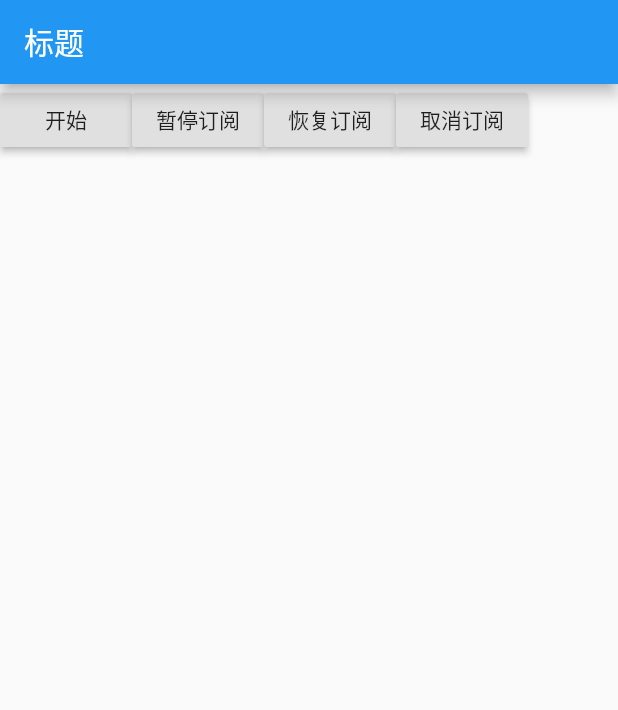
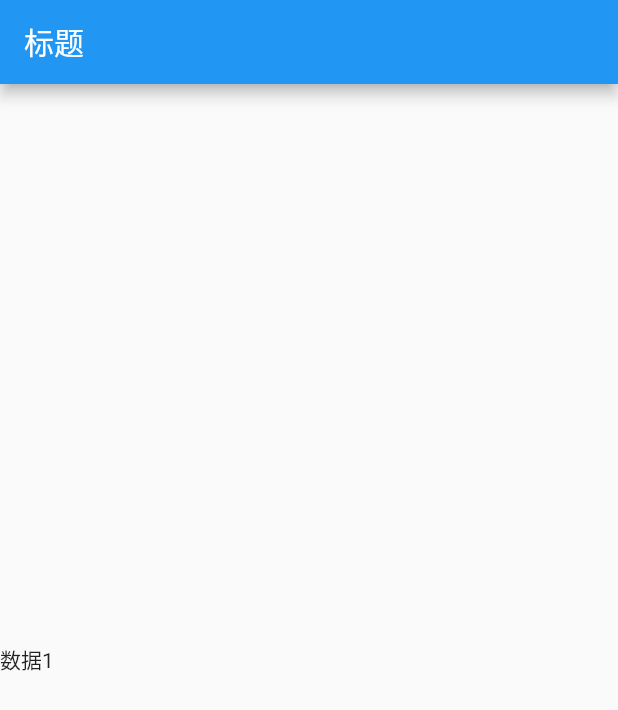
Before and after one commit to xieyalong/flutter_app, a Flutter app: the screen it shows after launch, on a phone screen of 412 x 824 dp. Shown: the top 710 px of the screen. Run offline on Flutter 3.47's test engine with Material 2 defaults, Android fonts, the phone set to English and light mode, and no system bars.

Commit message:
在家19-5-26

```diff
--- a/lib/flutter/PageStream1.dart
+++ b/lib/flutter/PageStream1.dart
@@ -1,4 +1,3 @@
-import 'dart:async';
 import 'package:flutter/material.dart';
 import 'package:intl/intl.dart';
 import 'UserModel.dart';
@@ -9,74 +8,36 @@ class PageStream1 extends StatefulWidget{
   }
 }
 class PageStream1State extends State<PageStream1>{
-  /*
-  导入import 'dart:async';
-  功能：暂停，恢复，取消监听
-   */
-  StreamSubscription _streamSubscription;
-  void initStream(){
-    print('启动stream');
+  String _str='';
+  @override
+  void initState() {
+    super.initState();
+//进入页面的时候把数据放到stream里面
     Stream<String> _stream=Stream.fromFuture(getData());
-    /*
-    Stream监听数据 获取getDate里面的数据
-    onData：获取的数据
-    onDone:获取完毕
-    onError：错误处理
-     */
-    _streamSubscription= _stream.listen(onData,onError:onError,onDone:onDone );
+    //监听数据 获取getDate里面的数据
+    _stream.listen(onData);
   }
-  //从网络上获取的数据
+  //数据源
   Future<String> getData()async {
-    //延迟3秒后会在stream上出现一个数据
-    await Future.delayed(Duration(seconds: 5));
+    //延迟3秒后会在stream上出现一个数据  定时器
+    await Future.delayed(Duration(seconds: 3));
     return '数据1';
-//    throw '错误';
   }
-  //输出数据
+  //获取数据
   void  onData(String data){
+    _str=data;
+    setState(() {});
     print(data);
   }
-  void onError(error){
-    print('error=${error}');
-  }
 
-  void onDone(){
-    print('onDone');
-  }
   @override
   Widget build(BuildContext context) {
     return  Scaffold(
-      body: Container(
-        child:Row(
-          children: <Widget>[
-            RaisedButton(onPressed: (){
-              initStream();
-            },
-              child: Text('开始'),
-            ),
-            RaisedButton(
-                onPressed:(){
-                  print('暂停订阅');
-                  _streamSubscription.pause();
-                },
-                child:Text('暂停订阅')
-            ),
-            RaisedButton(
-                onPressed:(){
-                  print('恢复订阅');
-                  _streamSubscription.resume();
-                },
-                child:Text('恢复订阅')
-            ),
-            RaisedButton(
-                onPressed:(){
-                  print('取消订阅');
-                  _streamSubscription.cancel();
-                },
-                child:Text('取消订阅')
-            ),
-          ],
-        ) ,
+      body: Column(
+          mainAxisAlignment: MainAxisAlignment.center,
+          children: [
+            Text('${_str}')
+          ]
       ),
     );
   }
```
